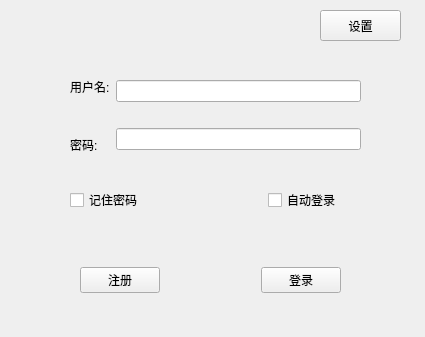
Before: the Qt Designer form client/loginwidget.ui in a-soul-singer/cppTest, drawn with Qt 5.
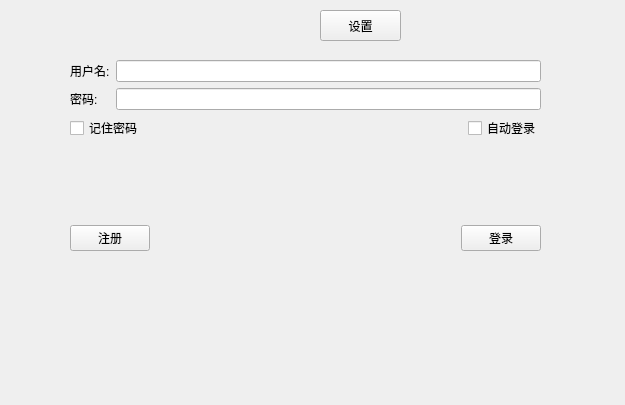
After: the same form once the commit is applied.

What changed in the file:
```diff
--- a/client/loginwidget.ui
+++ b/client/loginwidget.ui
@@ -6,8 +6,8 @@
    <rect>
     <x>0</x>
     <y>0</y>
-    <width>425</width>
-    <height>337</height>
+    <width>625</width>
+    <height>405</height>
    </rect>
   </property>
   <property name="windowTitle">
@@ -26,61 +26,78 @@
     <string>设置</string>
    </property>
   </widget>
-  <widget class="QWidget" name="">
-   <property name="geometry">
-    <rect>
-     <x>80</x>
-     <y>250</y>
-     <width>261</width>
-     <height>61</height>
-    </rect>
-   </property>
-   <layout class="QHBoxLayout" name="horizontalLayout_3">
-    <item>
-     <widget class="QPushButton" name="pushButtonRegister">
-      <property name="text">
-       <string>注册</string>
-      </property>
-     </widget>
-    </item>
-    <item>
-     <spacer name="horizontalSpacer">
-      <property name="orientation">
-       <enum>Qt::Horizontal</enum>
-      </property>
-      <property name="sizeHint" stdset="0">
-       <size>
-        <width>40</width>
-        <height>20</height>
-       </size>
-      </property>
-     </spacer>
-    </item>
-    <item>
-     <widget class="QPushButton" name="pushButtonLogin">
-      <property name="text">
-       <string>登录</string>
-      </property>
-     </widget>
-    </item>
-   </layout>
-  </widget>
   <widget class="QWidget" name="">
    <property name="geometry">
     <rect>
      <x>70</x>
-     <y>170</y>
-     <width>291</width>
-     <height>61</height>
+     <y>60</y>
+     <width>471</width>
+     <height>191</height>
     </rect>
    </property>
-   <layout class="QHBoxLayout" name="horizontalLayout_2">
+   <layout class="QVBoxLayout" name="verticalLayout_3">
     <item>
-     <widget class="QCheckBox" name="checkBoxRememberPwd">
-      <property name="text">
-       <string>记住密码</string>
-      </property>
-     </widget>
+     <layout class="QHBoxLayout" name="horizontalLayout">
+      <item>
+       <layout class="QVBoxLayout" name="verticalLayout">
+        <item>
+         <widget class="QLabel" name="labelUserName">
+          <property name="text">
+           <string>用户名:</string>
+          </property>
+         </widget>
+        </item>
+        <item>
+         <widget class="QLabel" name="labelPassWord">
+          <property name="text">
+           <string>密码:</string>
+          </property>
+         </widget>
+        </item>
+       </layout>
+      </item>
+      <item>
+       <layout class="QVBoxLayout" name="verticalLayout_2">
+        <item>
+         <widget class="QLineEdit" name="lineEditUsername"/>
+        </item>
+        <item>
+         <widget class="QLineEdit" name="lineEditPassword"/>
+        </item>
+       </layout>
+      </item>
+     </layout>
+    </item>
+    <item>
+     <layout class="QHBoxLayout" name="horizontalLayout_2">
+      <item>
+       <widget class="QCheckBox" name="checkBoxRememberPwd">
+        <property name="text">
+         <string>记住密码</string>
+        </property>
+       </widget>
+      </item>
+      <item>
+       <spacer name="horizontalSpacer_2">
+        <property name="orientation">
+         <enum>Qt::Horizontal</enum>
+        </property>
+        <property name="sizeHint" stdset="0">
+         <size>
+          <width>40</width>
+          <height>20</height>
+         </size>
+        </property>
+       </spacer>
+      </item>
+      <item>
+       <widget class="QCheckBox" name="checkBoxAutoLogin">
+        <property name="text">
+         <string>自动登录</string>
+        </property>
+       </widget>
+      </item>
+     </layout>
     </item>
     <item>
      <widget class="QLabel" name="labelStatus">
@@ -90,49 +107,33 @@
      </widget>
     </item>
     <item>
-     <widget class="QCheckBox" name="checkBoxAutoLogin">
-      <property name="text">
-       <string>自动登录</string>
-      </property>
-     </widget>
-    </item>
-   </layout>
-  </widget>
-  <widget class="QWidget" name="">
-   <property name="geometry">
-    <rect>
-     <x>70</x>
-     <y>60</y>
-     <width>291</width>
-     <height>111</height>
-    </rect>
-   </property>
-   <layout class="QHBoxLayout" name="horizontalLayout">
-    <item>
-     <layout class="QVBoxLayout" name="verticalLayout">
+     <layout class="QHBoxLayout" name="horizontalLayout_3">
       <item>
-       <widget class="QLabel" name="labelUserName">
+       <widget class="QPushButton" name="pushButtonRegister">
         <property name="text">
-         <string>用户名:</string>
+         <string>注册</string>
         </property>
        </widget>
       </item>
       <item>
-       <widget class="QLabel" name="labelPassWord">
-        <property name="text">
-         <string>密码:</string>
+       <spacer name="horizontalSpacer">
+        <property name="orientation">
+         <enum>Qt::Horizontal</enum>
         </property>
-       </widget>
+        <property name="sizeHint" stdset="0">
+         <size>
+          <width>40</width>
+          <height>20</height>
+         </size>
+        </property>
+       </spacer>
       </item>
-     </layout>
-    </item>
-    <item>
-     <layout class="QVBoxLayout" name="verticalLayout_2">
       <item>
-       <widget class="QLineEdit" name="lineEditUsername"/>
-      </item>
-      <item>
-       <widget class="QLineEdit" name="lineEditPassword"/>
+       <widget class="QPushButton" name="pushButtonLogin">
+        <property name="text">
+         <string>登录</string>
+        </property>
+       </widget>
       </item>
      </layout>
     </item>
```
